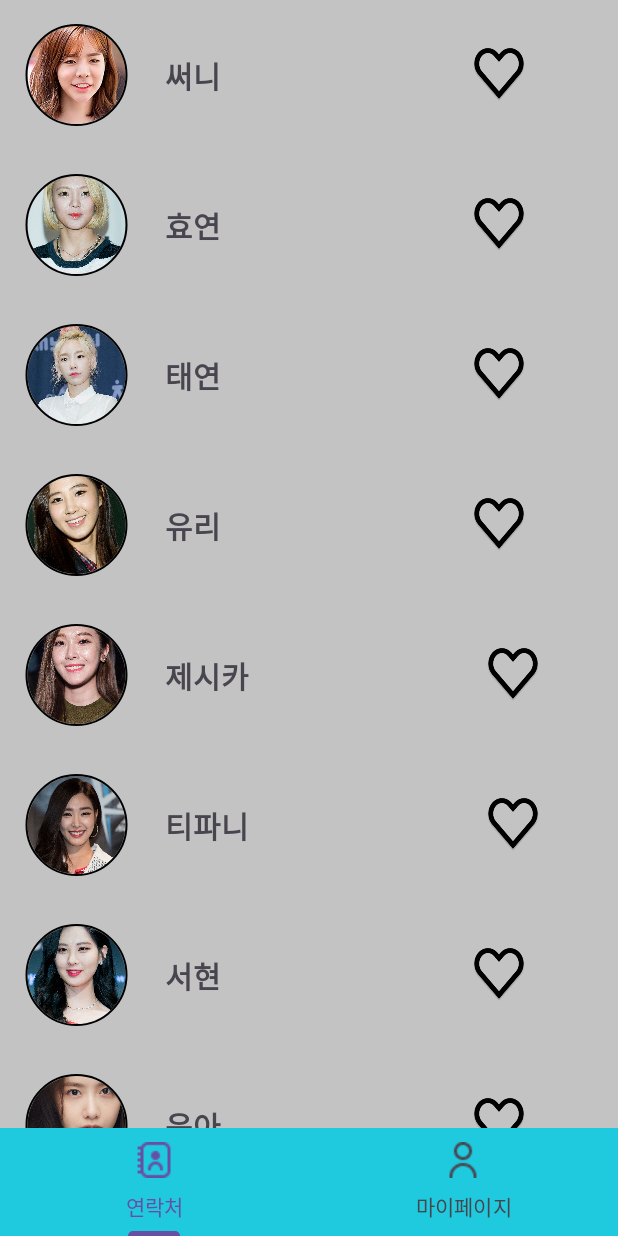
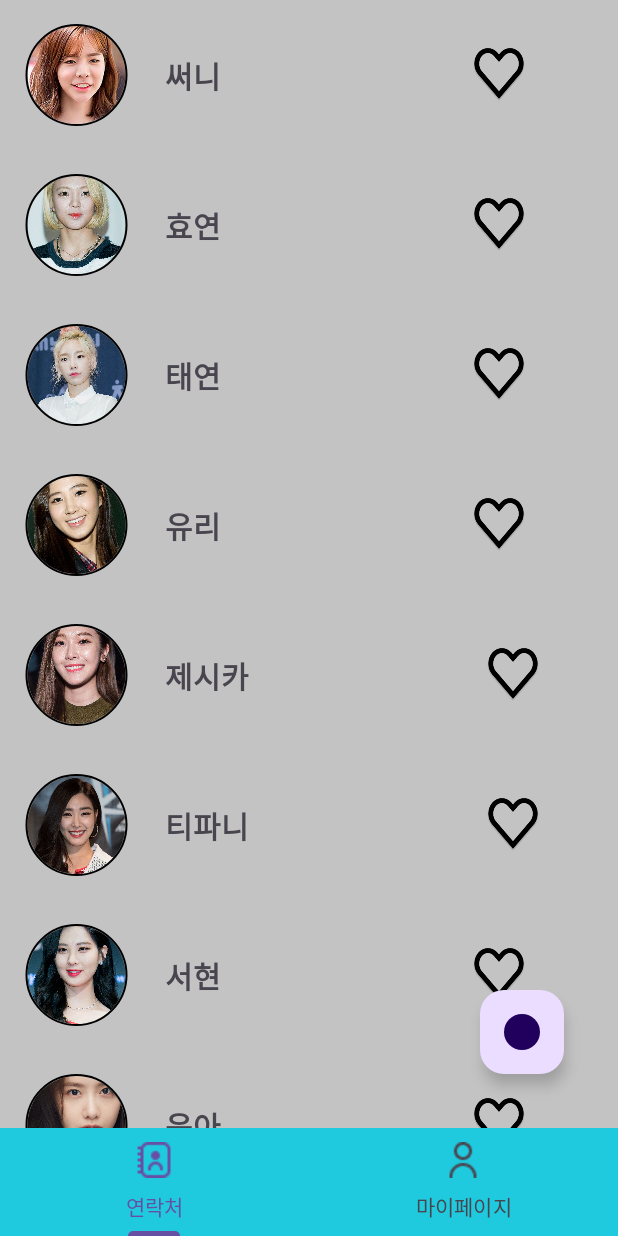
Before and after one commit to werds7890/phone_list, an Android app: the screen it shows after launch (MainContactActivity), on a phone screen of 412 x 824 dp. Run offline under Robolectric (Android 15) with nearby library versions, the phone set to English and light mode, and no system bars; our stand-ins replace CircleImageView.

Commit message:
[FEAT] : ⚙️ Dialog Fragment로 ContactList Item 추가

```diff
--- a/app/src/main/java/com/example/phone_list/ContactListFragment.kt
+++ b/app/src/main/java/com/example/phone_list/ContactListFragment.kt
@@ -1,10 +1,15 @@
 package com.example.phone_list
 
 import android.os.Bundle
+import android.util.Log
 import android.view.LayoutInflater
 import android.view.View
 import android.view.ViewGroup
+import android.widget.FrameLayout
+import android.widget.Toast
+import androidx.fragment.app.DialogFragment
 import androidx.fragment.app.Fragment
+import androidx.fragment.app.FragmentManager
 import com.example.phone_list.databinding.ContactListViewBinding
 
 
@@ -26,29 +31,7 @@ class ContactListFragment : Fragment() {
 
     val dataList = mutableListOf<ContactListFragmentData>()
 
-    private var _binding : ContactListViewBinding? = null
-    private val binding get() = _binding!!
-
-    override fun onCreate(savedInstanceState: Bundle?) {
-        super.onCreate(savedInstanceState)
-        arguments?.let {
-            param1 = it.getString(ARG_PARAM1)
-            param2 = it.getString(ARG_PARAM2)
-        }
-    }
-
-    override fun onCreateView(
-        inflater: LayoutInflater, container: ViewGroup?,
-        savedInstanceState: Bundle?
-    ): View? {
-        // Inflate the layout for this fragment
-        _binding = ContactListViewBinding.inflate(inflater, container, false) // Binding 초기화
-        return binding.root
-    }
-    override fun onViewCreated(view: View, savedInstanceState: Bundle?) {
-        super.onViewCreated(view, savedInstanceState)
-
-
+    init {
         dataList.add(ContactListFragmentData(R.drawable.sn_1, "써니","01012345678","abcd1234@gamil.com",false))
         dataList.add(ContactListFragmentData(R.drawable.hy,  "효연","01012345678","abcd1234@gamil.com",false))
         dataList.add(ContactListFragmentData(R.drawable.ty, "태연","01012345678","abcd1234@gamil.com",false))
@@ -59,8 +42,51 @@ class ContactListFragment : Fragment() {
         dataList.add(ContactListFragmentData(R.drawable.ya, "윤아","01012345678","abcd1234@gamil.com",false))
         dataList.add(ContactListFragmentData(R.drawable.sy,"수영","01012345678","abcd1234@gamil.com",false))
 
+    }
+
+    private var _binding : ContactListViewBinding? = null
+    private val binding get() = _binding!!
+
+
+    override fun onCreate(savedInstanceState: Bundle?) {
+        super.onCreate(savedInstanceState)
+        arguments?.let {
+            param1 = it.getString(ARG_PARAM1)
+            param2 = it.getString(ARG_PARAM2)
+        }
+    }
+
+
+    override fun onCreateView(
+        inflater: LayoutInflater, container: ViewGroup?,
+        savedInstanceState: Bundle?
+    ): View? {
+        // Inflate the layout for this fragment
+        _binding = ContactListViewBinding.inflate(inflater, container, false) // Binding 초기화
+
+        val bundle = arguments
+        if (bundle != null) {
+            val addName = bundle.getString(DataKey.ADD_USER_NAME_KEY)
+            val addNum = bundle.getString(DataKey.ADD_USER_NUM_KEY)
+            val addEmail = bundle.getString(DataKey.ADD_USER_EMAIL_KEY)
+            val addImg = bundle.getInt(DataKey.ADD_USER_IMG_INT_KEY,R.drawable.dialog_user_img)
+            val addIsLiked = bundle.getBoolean(DataKey.ADD_USER_ISLIKED_BOOLEAN_KEY,false)
+            dataList.add(ContactListFragmentData(addImg,addName!!,addNum!!,addEmail!!,addIsLiked))
+        }
+
+
+
+        return binding.root
+    }
+
+
+    override fun onViewCreated(view: View, savedInstanceState: Bundle?) {
+        super.onViewCreated(view, savedInstanceState)
+
         binding.recyclerView1.adapter = ContactListFragmentAdapter(dataList)
+
     }
+
 
     override fun onDestroyView() {
         super.onDestroyView()
--- a/app/src/main/java/com/example/phone_list/MainContactActivity.kt
+++ b/app/src/main/java/com/example/phone_list/MainContactActivity.kt
@@ -1,11 +1,13 @@
 package com.example.phone_list
 
 import android.os.Bundle
+import android.widget.Toast
 import androidx.appcompat.app.AppCompatActivity
+import androidx.fragment.app.DialogFragment
 import com.example.phone_list.databinding.ActivityMainContactBinding
 import com.google.android.material.tabs.TabLayoutMediator
 
-class MainContactActivity : AppCompatActivity() {
+class MainContactActivity : AppCompatActivity(),ShowDialogFragment.DialogListener {
     private val binding by lazy { ActivityMainContactBinding.inflate(layoutInflater) }
 
     private val tabTitleArray = arrayOf(
@@ -15,20 +17,32 @@ class MainContactActivity : AppCompatActivity() {
         R.drawable.bottom_nav_contact_icon_24,
         R.drawable.bottom_nav_mypage_icon_24
     )
+
+    override fun onDialogPositiveClick(dialog: DialogFragment) {
+        Toast.makeText(dialog.context,"저장 됨", Toast.LENGTH_SHORT).show()
+    }
+
+    override fun onDialogNegativeClick(dialog: DialogFragment) {
+        Toast.makeText(dialog.context,"취소 됨", Toast.LENGTH_SHORT).show()
+    }
+
     override fun onCreate(savedInstanceState: Bundle?) {
         super.onCreate(savedInstanceState)
         setContentView(binding.root)
+
+        binding.floatingActionButton.setOnClickListener {
+            val addDialog = ShowDialogFragment()
+            addDialog.show(supportFragmentManager,"add_dialog")
+        }
 
         var viewPager = binding.viewpager
         var tabLayout = binding.tabLayout
 
         viewPager.adapter = ViewPagerAdapter(this)
 
-        TabLayoutMediator(tabLayout,viewPager){
-            tab, position -> tab.text = tabTitleArray[position]
+        TabLayoutMediator(tabLayout, viewPager) { tab, position ->
+            tab.text = tabTitleArray[position]
             tab.icon = getDrawable(tabIconArray[position])
         }.attach()
-
-
-        }
     }
+}
--- a/app/src/main/java/com/example/phone_list/ViewPagerAdapter.kt
+++ b/app/src/main/java/com/example/phone_list/ViewPagerAdapter.kt
@@ -8,6 +8,7 @@ import androidx.viewpager2.adapter.FragmentStateAdapter
 private const val FRAG_NUMS = 2
 
 class ViewPagerAdapter(fragmentActivity:FragmentActivity):FragmentStateAdapter(fragmentActivity) {
+//    val fragments = listOf<Fragment>(MyPageFragment(),ContactListFragment(),ShowDialogFragment())
     override fun getItemCount(): Int {
         return FRAG_NUMS
     }
--- a/app/src/main/res/layout/activity_main_contact.xml
+++ b/app/src/main/res/layout/activity_main_contact.xml
@@ -7,7 +7,7 @@
     tools:context=".MainContactActivity">
 
     <androidx.constraintlayout.widget.ConstraintLayout
-        android:id="@+id/main_contact_frame_layout"
+        android:id="@+id/main_contact_constraint_layout"
         android:layout_width="0dp"
         android:layout_height="0dp"
         app:layout_constraintBottom_toTopOf="@+id/tabLayout"
@@ -15,13 +15,34 @@
         app:layout_constraintStart_toStartOf="parent"
         app:layout_constraintTop_toTopOf="parent">
 
-        <androidx.viewpager2.widget.ViewPager2
-            android:id="@+id/viewpager"
+        <FrameLayout
+            android:id="@+id/main_contact_frame_layout"
             android:layout_width="match_parent"
             android:layout_height="match_parent"
+            app:layout_constraintBottom_toBottomOf="parent"
             app:layout_constraintEnd_toEndOf="parent"
             app:layout_constraintStart_toStartOf="parent"
-            app:layout_constraintTop_toTopOf="parent" />
+            app:layout_constraintTop_toTopOf="parent">
+
+            <androidx.viewpager2.widget.ViewPager2
+                android:id="@+id/viewpager"
+                android:layout_width="match_parent"
+                android:layout_height="match_parent"
+                app:layout_constraintEnd_toEndOf="parent"
+                app:layout_constraintStart_toStartOf="parent"
+                app:layout_constraintTop_toTopOf="parent" />
+        </FrameLayout>
+
+        <com.google.android.material.floatingactionbutton.FloatingActionButton
+            android:id="@+id/floatingActionButton"
+            android:layout_width="wrap_content"
+            android:layout_height="wrap_content"
+            android:layout_marginEnd="36dp"
+            android:layout_marginBottom="36dp"
+            android:clickable="true"
+            app:layout_constraintBottom_toBottomOf="parent"
+            app:layout_constraintEnd_toEndOf="parent"
+            app:srcCompat="@drawable/background_gray" />
 
 
     </androidx.constraintlayout.widget.ConstraintLayout>
@@ -36,7 +57,7 @@
         <com.google.android.material.tabs.TabItem
             android:layout_width="match_parent"
             android:layout_height="match_parent"
-            android:text="연락처"/>
+            android:text="연락처" />
 
         <com.google.android.material.tabs.TabItem
             android:layout_width="match_parent"
--- a/app/src/main/res/layout/contact_list_view.xml
+++ b/app/src/main/res/layout/contact_list_view.xml
@@ -1,16 +1,22 @@
 <?xml version="1.0" encoding="utf-8"?>
 <FrameLayout xmlns:android="http://schemas.android.com/apk/res/android"
-    android:layout_height="match_parent"
+    xmlns:app="http://schemas.android.com/apk/res-auto"
+    xmlns:tools="http://schemas.android.com/tools"
     android:layout_width="match_parent"
-    xmlns:tools="http://schemas.android.com/tools"
-    xmlns:app="http://schemas.android.com/apk/res-auto">
+    android:layout_height="match_parent">
+
+    <androidx.constraintlayout.widget.ConstraintLayout
+        android:layout_width="match_parent"
+        android:layout_height="match_parent">
+
+        <androidx.recyclerview.widget.RecyclerView
+            android:id="@+id/recyclerView1"
+            android:layout_width="match_parent"
+            android:layout_height="match_parent"
+            app:layoutManager="androidx.recyclerview.widget.LinearLayoutManager"
+            tools:listitem="@layout/item_list" />
 
 
-    <androidx.recyclerview.widget.RecyclerView
-        android:id="@+id/recyclerView1"
-        android:layout_width="match_parent"
-        android:layout_height="match_parent"
-        tools:listitem="@layout/item_list"
-        app:layoutManager="androidx.recyclerview.widget.LinearLayoutManager"
-        />
+
+    </androidx.constraintlayout.widget.ConstraintLayout>
 </FrameLayout>
```
Also changed, not shown: app/src/main/java/com/example/phone_list/DataKey.kt (added, +9 -0 lines), app/src/main/java/com/example/phone_list/ShowDialogFragment.kt (added, +80 -0 lines).
